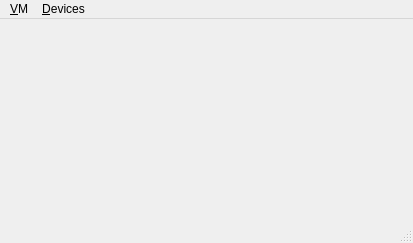
Above: Src/EmuOne/emuone/VirtualApplianceWindow.ui from akapustiatyahoocouk/EmuOne before the change. Below: the same form after it.
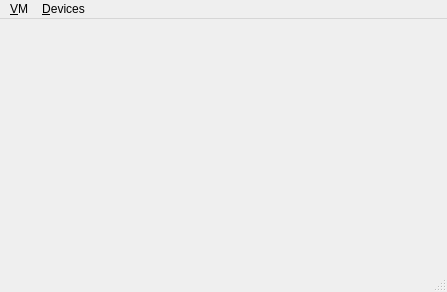
That is the form after the change. Icons and pictures are not drawn.

Patch:
```diff
--- a/Src/EmuOne/emuone/VirtualApplianceWindow.ui
+++ b/Src/EmuOne/emuone/VirtualApplianceWindow.ui
@@ -6,20 +6,24 @@
    <rect>
     <x>0</x>
     <y>0</y>
-    <width>413</width>
-    <height>243</height>
+    <width>447</width>
+    <height>292</height>
    </rect>
   </property>
   <property name="windowTitle">
    <string>MainWindow</string>
   </property>
-  <widget class="QWidget" name="centralwidget"/>
+  <widget class="QWidget" name="centralwidget">
+   <property name="autoFillBackground">
+    <bool>false</bool>
+   </property>
+  </widget>
   <widget class="QMenuBar" name="menubar">
    <property name="geometry">
     <rect>
      <x>0</x>
      <y>0</y>
-     <width>413</width>
+     <width>447</width>
      <height>20</height>
     </rect>
    </property>
```
